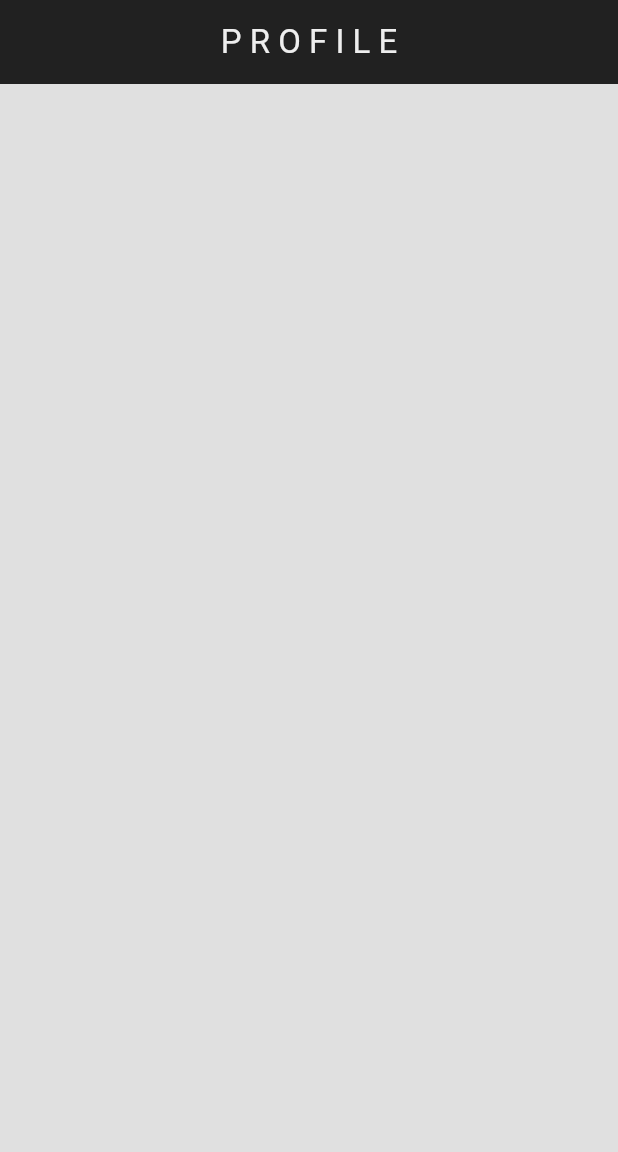
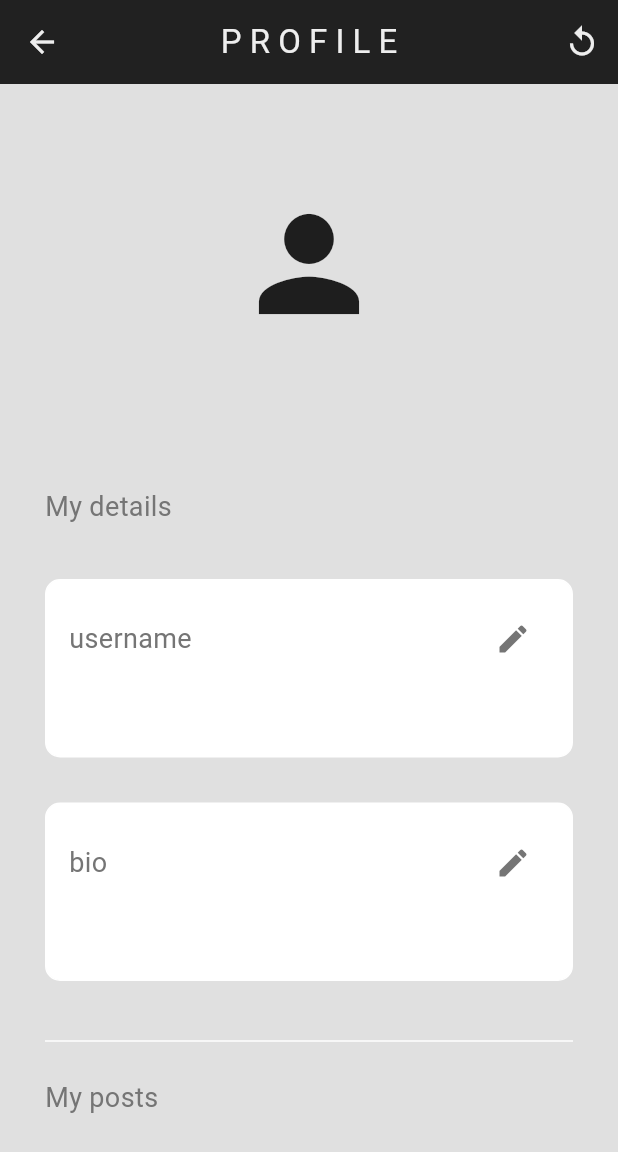
Before and after one commit to lucas-marianno/flutter_social_network_the_bottle, a Flutter app: the ProfilePage screen opened directly, on a phone screen of 412 x 824 dp. Shown: the top 1152 px of the screen. Run offline on Flutter 3.47's test engine with Material 2 defaults, Android fonts, the phone set to English and light mode, and no system bars; our stand-ins replace cloud_firestore, firebase_auth, firebase_core; accounts and stored records are empty.

Commit message:
MyTextField now has onSubmitted | profile page ui and backend implemented

```diff
--- /dev/null
+++ b/lib/components/profile_field.dart
@@ -0,0 +1,52 @@
+import 'package:flutter/material.dart';
+
+class ProfileField extends StatelessWidget {
+  const ProfileField({
+    super.key,
+    required this.sectionName,
+    required this.text,
+    required this.onTap,
+  });
+  final String sectionName;
+  final String text;
+  final Function()? onTap;
+
+  @override
+  Widget build(BuildContext context) {
+    return Container(
+      // height: 100,
+      width: double.infinity,
+      margin: const EdgeInsets.symmetric(vertical: 15),
+      padding: const EdgeInsets.all(15),
+      decoration: BoxDecoration(
+        color: Colors.white,
+        borderRadius: BorderRadius.circular(10),
+        border: Border.all(color: Colors.white),
+      ),
+      child: Column(
+        crossAxisAlignment: CrossAxisAlignment.start,
+        mainAxisAlignment: MainAxisAlignment.spaceBetween,
+        children: [
+          // field name + settings icon
+          Row(
+            mainAxisAlignment: MainAxisAlignment.spaceBetween,
+            children: [
+              Text(
+                sectionName,
+                style: TextStyle(color: Colors.grey[600], fontSize: 18),
+              ),
+              IconButton(onPressed: onTap, icon: Icon(Icons.edit, color: Colors.grey[600]))
+            ],
+          ),
+          const SizedBox(height: 10),
+
+          // field value
+          Text(
+            text,
+            style: TextStyle(color: Colors.grey[900], fontSize: 20),
+          ),
+        ],
+      ),
+    );
+  }
+}
--- a/lib/components/textfield.dart
+++ b/lib/components/textfield.dart
@@ -6,11 +6,13 @@ class MyTextField extends StatefulWidget {
     super.key,
     required this.controller,
     required this.hintText,
+    this.onSubmited,
     this.obscureText = false,
   });
 
   final TextEditingController controller;
   final String hintText;
+  final void Function()? onSubmited;
   bool obscureText;
 
   @override
@@ -23,9 +25,10 @@ class _MyTextFieldState extends State<MyTextField> {
   @override
   Widget build(BuildContext context) {
     return TextField(
-      autofocus: false,
+      autofocus: true,
       controller: widget.controller,
       obscureText: widget.obscureText ? !isVisible : false,
+      onSubmitted: (value) => widget.onSubmited?.call(),
       decoration: InputDecoration(
         hintText: widget.hintText,
         hintStyle: const TextStyle(color: Colors.grey),
--- a/lib/main.dart
+++ b/lib/main.dart
@@ -1,8 +1,8 @@
 import 'package:firebase_core/firebase_core.dart';
 import 'package:flutter/material.dart';
 import 'package:the_wall/firebase_options.dart';
-import 'package:the_wall/pages/profile_page.dart';
 import 'package:the_wall/theme.dart';
+import 'auth/auth.dart';
 
 void main() async {
   WidgetsFlutterBinding.ensureInitialized();
@@ -23,8 +23,8 @@ class _MyAppState extends State<MyApp> {
     return MaterialApp(
       debugShowCheckedModeBanner: false,
       theme: lightTheme,
-      // home: const AuthPage(),
-      home: const ProfilePage(),
+      home: const AuthPage(),
+      // home: const ProfilePage(),
     );
   }
 }
--- a/lib/pages/login_page.dart
+++ b/lib/pages/login_page.dart
@@ -87,6 +87,7 @@ class _LoginPageState extends State<LoginPage> {
                 controller: passwordController,
                 hintText: 'Password',
                 obscureText: true,
+                onSubmited: login,
               ),
 
               const SizedBox(height: 50),
--- a/lib/pages/profile_page.dart
+++ b/lib/pages/profile_page.dart
@@ -1,17 +1,135 @@
+import 'package:cloud_firestore/cloud_firestore.dart';
+import 'package:firebase_auth/firebase_auth.dart';
 import 'package:flutter/material.dart';
+import 'package:the_wall/components/textfield.dart';
+import '../components/profile_field.dart';
 
-class ProfilePage extends StatelessWidget {
+class ProfilePage extends StatefulWidget {
   const ProfilePage({super.key});
 
   @override
+  State<ProfilePage> createState() => _ProfilePageState();
+}
+
+class _ProfilePageState extends State<ProfilePage> {
+  final User user = FirebaseAuth.instance.currentUser!;
+  bool isDoneLoading = false;
+  String username = '';
+  String bio = '';
+
+  void getProfileInfo() async {
+    var profile = await FirebaseFirestore.instance.collection('User Profile').doc(user.email).get();
+
+    if (profile.exists) {
+      username = profile.data()!['username'] ?? '';
+      bio = profile.data()!['bio'] ?? '';
+    } else {
+      username = user.email!.split('@')[0];
+      bio = 'start writing your bio';
+      await FirebaseFirestore.instance.collection('User Profile').doc(user.email).set({
+        'username': username,
+        'bio': bio,
+      });
+    }
+    setState(() => isDoneLoading = true);
+  }
+
+  void editUsername() async {
+    final newUsername = await getNewValue(username);
+    if (newUsername == null) return;
+    await FirebaseFirestore.instance.collection('User Profile').doc(user.email).set({
+      'username': newUsername,
+      'bio': bio,
+    });
+    getProfileInfo();
+  }
+
+  void editBio() async {
+    final newBio = await getNewValue(bio);
+    if (newBio == null) return;
+    await FirebaseFirestore.instance.collection('User Profile').doc(user.email).set({
+      'username': username,
+      'bio': newBio,
+    });
+    getProfileInfo();
+  }
+
+  Future<String?> getNewValue(String startingString) async {
+    TextEditingController controller = TextEditingController();
+    controller.text = startingString;
+
+    return await showDialog(
+      context: context,
+      builder: (context) => AlertDialog(
+        backgroundColor: Colors.grey[200],
+        title: const Text('insert new value'),
+        content: MyTextField(
+          controller: controller,
+          hintText: 'ahsuadhuhasuhd',
+          onSubmited: () {
+            Navigator.pop(context, controller.text);
+          },
+        ),
+        actions: [
+          TextButton(
+            onPressed: () {
+              Navigator.pop(context, controller.text);
+            },
+            child: Text('Ok'),
+          )
+        ],
+      ),
+    );
+  }
+
+  @override
+  void initState() {
+    getProfileInfo();
+    super.initState();
+  }
+
+  @override
   Widget build(BuildContext context) {
+    if (!isDoneLoading) return const Center(child: CircularProgressIndicator(color: Colors.grey));
     return Scaffold(
       backgroundColor: Colors.grey[300],
       appBar: AppBar(
+        backgroundColor: Colors.grey[900],
+        foregroundColor: Colors.grey[200],
         centerTitle: true,
         title: const Text('P R O F I L E'),
+        actions: [IconButton(onPressed: getProfileInfo, icon: const Icon(Icons.replay))],
       ),
-      body: Container(),
+      body: Padding(
+        padding: const EdgeInsets.all(30),
+        child: ListView(
+          children: [
+            // profile pic
+            const SizedBox(height: 40),
+            const Icon(Icons.person, size: 100),
+
+            // user email
+            Text(
+              user.email!,
+              style: TextStyle(color: Colors.grey[900], fontSize: 20),
+              textAlign: TextAlign.center,
+            ),
+            const SizedBox(height: 70),
+
+            // user details
+            Text('My details', style: TextStyle(color: Colors.grey[600], fontSize: 18)),
+            const SizedBox(height: 20),
+
+            // username
+            ProfileField(sectionName: 'username', text: username, onTap: editUsername),
+            // bio
+            ProfileField(sectionName: 'bio', text: bio, onTap: editBio),
+            // my posts
+            const Divider(height: 50, color: Colors.white),
+            Text('My posts', style: TextStyle(color: Colors.grey[600], fontSize: 18)),
+          ],
+        ),
+      ),
     );
   }
 }
--- a/lib/pages/register_page.dart
+++ b/lib/pages/register_page.dart
@@ -102,6 +102,7 @@ class _RegisterPageState extends State<RegisterPage> {
                 controller: confirmPasswordController,
                 hintText: 'Confirm Password',
                 obscureText: true,
+                onSubmited: register,
               ),
 
               const SizedBox(height: 50),
--- a/lib/theme.dart
+++ b/lib/theme.dart
@@ -2,37 +2,70 @@ import 'package:flutter/material.dart';
 
 ThemeData lightTheme = ThemeData(
     useMaterial3: true,
-  colorScheme: ColorScheme.fromSeed(
-    seedColor: Colors.black,
-    primary: Colors.black,
-    onPrimary: Colors.grey[200],
+    colorScheme: ColorScheme(
+      brightness: Brightness.light,
+      primary: Colors.grey[900]!,
+      onPrimary: Colors.grey[900]!,
+      secondary: Colors.grey[900]!,
+      onSecondary: Colors.grey[900]!,
+      error: Colors.grey[900]!,
+      onError: Colors.grey[900]!,
+      background: Colors.grey[900]!,
+      onBackground: Colors.grey[900]!,
+      surface: Colors.grey[900]!,
+      onSurface: Colors.grey[900]!,
       primaryContainer: Colors.grey[900],
-    onPrimaryContainer: Colors.grey[200],
-    secondary: Colors.grey[900],
-    onSecondary: Colors.grey[200],
+      onPrimaryContainer: Colors.grey[900],
       secondaryContainer: Colors.grey[900],
-    onSecondaryContainer: Colors.grey[200],
+      onSecondaryContainer: Colors.grey[900],
       tertiary: Colors.grey[900],
-    onTertiary: Colors.grey[200],
+      onTertiary: Colors.grey[900],
       tertiaryContainer: Colors.grey[900],
-    onTertiaryContainer: Colors.grey[200],
-    error: Colors.grey[900],
-    onError: Colors.red,
+      onTertiaryContainer: Colors.grey[900],
       errorContainer: Colors.grey[900],
-    onErrorContainer: Colors.grey[200],
+      onErrorContainer: Colors.grey[900],
       outline: Colors.grey[900],
       outlineVariant: Colors.grey[900],
-    background: Colors.grey[900],
-    onBackground: Colors.grey[200],
-    surface: Colors.grey[900],
-    onSurface: Colors.grey[200],
       surfaceVariant: Colors.grey[900],
-    onSurfaceVariant: Colors.grey[200],
+      onSurfaceVariant: Colors.grey[900],
       inverseSurface: Colors.grey[900],
-    onInverseSurface: Colors.grey[200],
+      onInverseSurface: Colors.grey[900],
       inversePrimary: Colors.grey[900],
       shadow: Colors.grey[900],
       scrim: Colors.grey[900],
       surfaceTint: Colors.grey[900],
-  ),
+    )
+    // ColorScheme.fromSeed(
+    //   seedColor: Colors.black,
+    //   primary: Colors.black,
+    //   onPrimary: Colors.grey[900],
+    //   primaryContainer: Colors.grey[900],
+    //   onPrimaryContainer: Colors.grey[900],
+    //   secondary: Colors.grey[900],
+    //   onSecondary: Colors.grey[900],
+    //   secondaryContainer: Colors.grey[900],
+    //   onSecondaryContainer: Colors.grey[900],
+    //   tertiary: Colors.grey[900],
+    //   onTertiary: Colors.grey[900],
+    //   tertiaryContainer: Colors.grey[900],
+    //   onTertiaryContainer: Colors.grey[900],
+    //   error: Colors.grey[900],
+    //   onError: Colors.grey[900],
+    //   errorContainer: Colors.grey[900],
+    //   onErrorContainer: Colors.grey[900],
+    //   outline: Colors.grey[900],
+    //   outlineVariant: Colors.grey[900],
+    //   background: Colors.grey[900],
+    //   onBackground: Colors.grey[900],
+    //   surface: Colors.grey[900],
+    //   onSurface: Colors.grey[900],
+    //   surfaceVariant: Colors.grey[900],
+    //   onSurfaceVariant: Colors.grey[900],
+    //   inverseSurface: Colors.grey[900],
+    //   onInverseSurface: Colors.grey[900],
+    //   inversePrimary: Colors.grey[900],
+    //   shadow: Colors.grey[900],
+    //   scrim: Colors.grey[900],
+    //   surfaceTint: Colors.grey[900],
+    // ),
     );
```
Also changed, not shown: lib/pages/home_page.dart (+8 -2 lines). Lines whose indentation alone changed are shown as unchanged.
